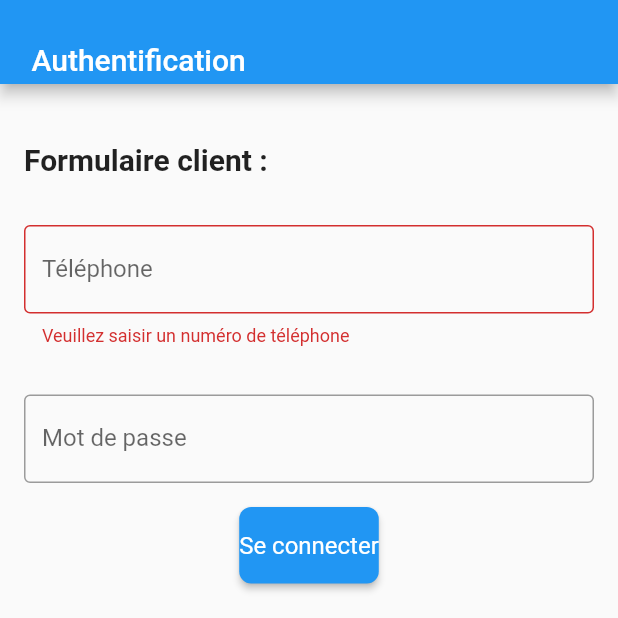
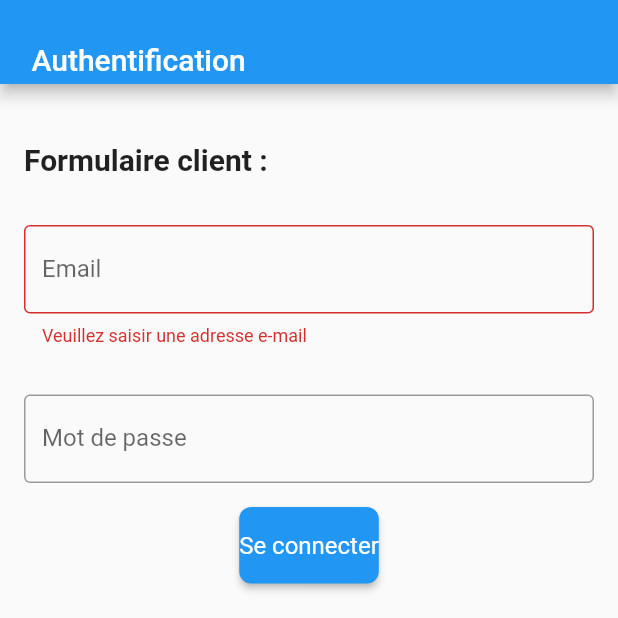
Before and after one commit to E-Banking-App/client-front, a Flutter app: the screen it shows after launch, after a tap on "Se connecter", on a phone screen of 412 x 824 dp, the top half of it. Run offline on Flutter 3.47's test engine with Material 2 defaults, Android fonts, the light colour scheme and no system bars; missing offline and left inert: dart:ffi; accounts and stored records are empty.

Commit message:
added email stoage

```diff
--- a/mobile/lib/CreancierPage.dart
+++ b/mobile/lib/CreancierPage.dart
@@ -1,11 +1,15 @@
 
 import 'package:flutter/material.dart';
 import 'package:http/http.dart' as http;
+import 'package:jabakallah/main.dart';
 import 'dart:convert';
+
 
 class CreancierPage extends StatelessWidget {
   final String creancier;
   final List<String> creances;
+
+  String? email = GlobalData.email;
 
   CreancierPage({required this.creancier, required this.creances});
 
@@ -396,7 +400,7 @@ void _showUnpaidInvoices(BuildContext context, String creancier, String creance,
               child: Text('Payer'),
               onPressed: () {
                 Navigator.pop(context);
-                _performPayment(context, creancier, creance, billAmount, password, referenceOrFactureNumber);
+                _performPayment(context, creancier, creance, billAmount, password, referenceOrFactureNumber,email!);
               },
             ),
           ],
@@ -405,12 +409,14 @@ void _showUnpaidInvoices(BuildContext context, String creancier, String creance,
     );
   }
 
-  void _performPayment(BuildContext context, String creancier, String creance, double amount, String password, String referenceOrFactureNumber) async {
+  void _performPayment(BuildContext context, String creancier, String creance, double amount, String password, String referenceOrFactureNumber,String email) async {
     try {
       // Make the HTTP request to validate the password and process the payment
       var response = await http.post(
         Uri.parse('https://your-backend-url.com/payment'),
         body: {
+
+          'email': email,
           'creancier': creancier,
           'creance': creance,
           'amount': amount.toString(),
--- a/mobile/lib/RechargePage.dart
+++ b/mobile/lib/RechargePage.dart
@@ -2,6 +2,8 @@ import 'dart:ffi';
 
 import 'package:flutter/material.dart';
 import 'package:http/http.dart' as http;
+
+import 'main.dart';
 
 // class RechargePage extends StatelessWidget {
 //   final String creancier;
@@ -25,6 +27,8 @@ import 'package:http/http.dart' as http;
 class RechargePage extends StatefulWidget {
   final String creancier;
 
+
+
   RechargePage({required this.creancier});
 
   @override
@@ -33,6 +37,7 @@ class RechargePage extends StatefulWidget {
 
 class _RechargePageState extends State<RechargePage> {
   final GlobalKey<FormState> _formKey = GlobalKey<FormState>();
+   String? email = GlobalData.email;
   String? selectedOption;
   double? amount;
   String beneficiaryNumber = '';
@@ -75,7 +80,9 @@ class _RechargePageState extends State<RechargePage> {
     });
 
     // Prepare the request body
+
     Map<String, dynamic> requestBody = {
+      'email': email,
       'creancier': widget.creancier,
       'option': selectedOption,
       'amount': amount,
--- a/mobile/lib/main.dart
+++ b/mobile/lib/main.dart
@@ -6,10 +6,18 @@ import 'ChangePassword.dart';
 
 import 'Home.dart';
 
+class GlobalData {
+  static String? email;
+}
+
+
+
 
 void main() {
   runApp(MyApp());
 }
+
+
 
 class MyApp extends StatelessWidget {
   @override
@@ -43,7 +51,8 @@ class AuthentificationPageState extends State<AuthentificationPage> {
   // Les contrôleurs pour les champs de texte
   // final TextEditingController _nomController = TextEditingController();
   // final TextEditingController _prenomController = TextEditingController();
-  final TextEditingController _telephoneController = TextEditingController();
+  //final TextEditingController _telephoneController = TextEditingController();
+  final TextEditingController _emailController = TextEditingController();
   final TextEditingController _passeController = TextEditingController();
 
 
@@ -53,6 +62,7 @@ class AuthentificationPageState extends State<AuthentificationPage> {
 
   final RegExp _phoneRegex = RegExp(r"^(?:\+212|0)(\d{9})$");
   final RegExp _nameRegex = RegExp(r"^[a-zA-ZÀ-ÿ\-]+$");
+  final RegExp _emailRegex = RegExp(r"^[\w-\.]+@([\w-]+\.)+[\w-]{2,4}$");
 
   final _formKey = GlobalKey<FormState>(); // GlobalKey for the form
 
@@ -105,17 +115,17 @@ class AuthentificationPageState extends State<AuthentificationPage> {
               // ),
               const SizedBox(height: 16.0),
               TextFormField(
-                controller: _telephoneController,
+                controller: _emailController,
                 decoration: const InputDecoration(
-                  labelText: 'Téléphone',
+                  labelText: 'Email',
                   border: OutlineInputBorder(),
                 ),
                 validator: (value) {
                   if (value == null || value.isEmpty) {
-                    return 'Veuillez saisir un numéro de téléphone';
+                    return 'Veuillez saisir une adresse e-mail';
                   }
-                  if (!_phoneRegex.hasMatch(value)) {
-                    return 'Veuillez saisir un numéro de téléphone marocain valide';
+                  if (!_emailRegex.hasMatch(value)) {
+                    return 'Veuillez saisir une adresse e-mail valide';
                   }
                   return null;
                 },
@@ -170,7 +180,8 @@ class AuthentificationPageState extends State<AuthentificationPage> {
                     // Traitement des données saisies
                     // String nom = _nomController.text;
                     // String prenom = _prenomController.text;
-                    String telephone = _telephoneController.text;
+                    //String telephone = _telephoneController.text;
+                    String email = _emailController.text;
                     String passe = _passeController.text;
 
                     // Envoyer les données à un service d'ouverture de compte
@@ -182,7 +193,8 @@ class AuthentificationPageState extends State<AuthentificationPage> {
                     Map<String, dynamic> data = {
                       // 'nom': nom,
                       // 'prenom': prenom,
-                      'telephone': telephone,
+                      //'telephone': telephone,
+                      'email': email,
                       'passe': passe,
                     };
 
@@ -203,7 +215,8 @@ class AuthentificationPageState extends State<AuthentificationPage> {
                       ),
                     );
                     // Naviguer vers la page "Hello"
-                    bool isFirstLogin = true; // pour tester si ca marche
+                    bool isFirstLogin = false; // pour tester si ca marche
+                    GlobalData.email = email; // Stocker la variable email dans GlobalData
 
                    if (isFirstLogin) {
                    // Si c'est la première connexion, naviguer vers la page ChangePassword
--- a/mobile/lib/nouha.txt
+++ /dev/null
@@ -1 +0,0 @@
-hhhhh
--- a/mobile/pubspec.yaml
+++ b/mobile/pubspec.yaml
@@ -32,6 +32,7 @@ dependencies:
     sdk: flutter
   dio: ^4.0.0
   http: ^0.13.3
+  provider: ^6.0.1
   # The following adds the Cupertino Icons font to your application.
   # Use with the CupertinoIcons class for iOS style icons.
   cupertino_icons: ^1.0.2
```
Also changed, not shown: mobile/lib/SoldePage.dart (line endings or trailing spaces), mobile/pubspec.lock.
